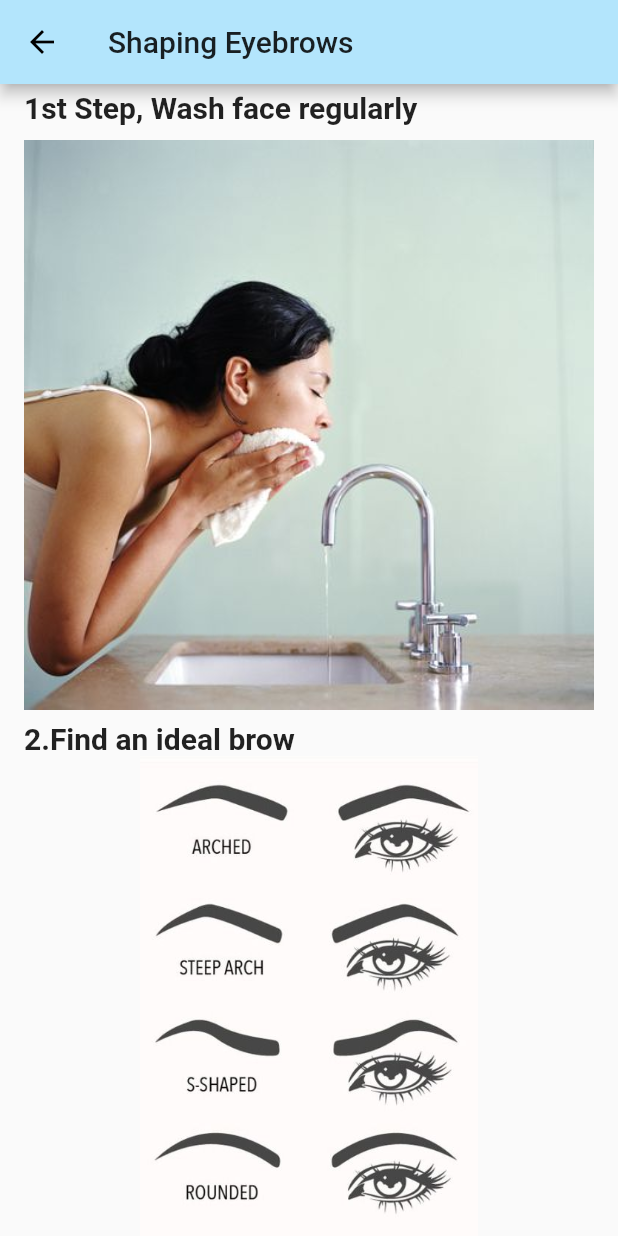
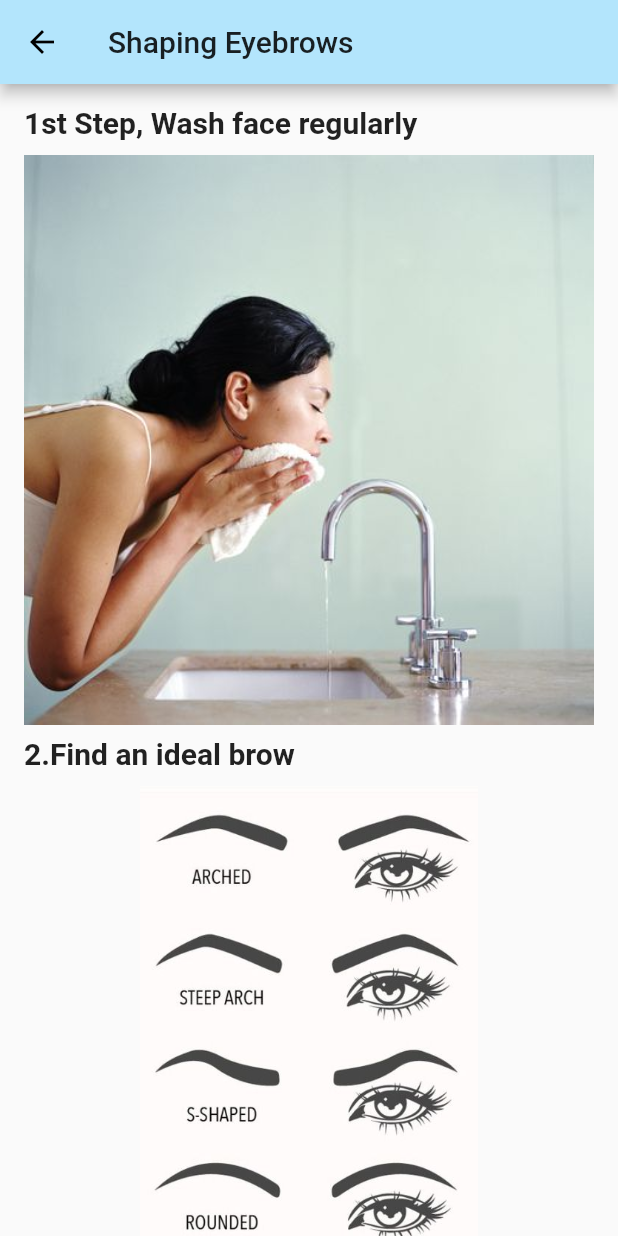
Before and after one commit to JosephineAkello/makeupBuddy, a Flutter app: the EyebrowShape screen opened directly, on a phone screen of 412 x 824 dp. Run offline on Flutter 3.47's test engine with Material 2 defaults, Android fonts, the light colour scheme and no system bars.

Commit message:
modify padding and fonts

```diff
--- a/lib/morescreens/eyebrowshape.dart
+++ b/lib/morescreens/eyebrowshape.dart
@@ -9,10 +9,14 @@ class EyebrowShape extends StatelessWidget {
       body: ListView(
         children: <Widget>[
           ListTile(
-            title: Text(
+            title:
+              Padding(
+                padding: EdgeInsets.only(top: 10.0),
+             child:Text(
               '1st Step, Wash face regularly',
               style: TextStyle(fontSize: 20.0, fontWeight: FontWeight.bold),
             ),
+             ),
             subtitle: Padding(
               padding: EdgeInsets.only(top: 10.0),
               child: Image.asset('assets/washface.jpg'),
@@ -23,10 +27,15 @@ class EyebrowShape extends StatelessWidget {
               '2.Find an ideal brow',
               style: TextStyle(fontSize: 20.0, fontWeight: FontWeight.bold),
             ),
-            subtitle: Image.asset(
-              'assets/eyebrowshapes.jpg',
-              height: 400.0,
-            ),
+            subtitle: Column(children: [
+              Padding(
+                padding: EdgeInsets.only(top: 10.0),
+              ),
+              Image.asset(
+                'assets/eyebrowshapes.jpg',
+                height: 400.0,
+              ),
+            ]),
           ),
           ListTile(
             title: Text(
@@ -38,6 +47,9 @@ class EyebrowShape extends StatelessWidget {
                 padding: EdgeInsets.only(top: 10.0),
               ),
               Image.asset('assets/faceshapes.jpg'),
+              SizedBox(
+                height: 10.0,
+              ),
               Text(
                   'Here is a list of what you should consider before shaping your eyebrows tp suit your taste:'),
               Text('Oval    : soft angled eyebrowshape\n'),
@@ -61,7 +73,13 @@ class EyebrowShape extends StatelessWidget {
             ),
             subtitle: Column(
               children: [
+                Padding(
+                  padding: EdgeInsets.only(top: 10.0),
+                ),
                 Image.asset('assets/outline.jpeg'),
+                SizedBox(
+                  height: 10.0,
+                ),
                 Text(
                     'Using an  eyepencil, draw the bottom part of your brows, then draw the top of your eyebrows to suit your desired shape')
               ],
@@ -73,8 +91,14 @@ class EyebrowShape extends StatelessWidget {
                 style: TextStyle(fontSize: 20.0, fontWeight: FontWeight.bold),
               ),
               subtitle: Column(
-                children: <Widget>[
-                  Image.asset(' assets/filleye.jpeg'),
+                children: [
+                  Padding(
+                    padding: EdgeInsets.only(top: 10.0),
+                  ),
+                  Image.asset('assets/filleye.jpeg'),
+                  SizedBox(
+                    height: 10.0,
+                  ),
                   Text(
                       'Fill in the outlined brow with eyepencil using your desired color'),
                 ],
@@ -86,7 +110,13 @@ class EyebrowShape extends StatelessWidget {
             ),
             subtitle: Column(
               children: [
-                Image.asset('assets/eyebrows.jpg'),
+                Padding(
+                  padding: EdgeInsets.only(top: 10.0),
+                ),
+                Image.asset('assets/eyebrowfinal.jpg'),
+                SizedBox(
+                  height: 10.0,
+                ),
                 Text(
                     'The above shows the final look on the steps it takes to reach the desired shape')
               ],
@@ -94,14 +124,23 @@ class EyebrowShape extends StatelessWidget {
           ),
           ListTile(
               title: Text(
-                '7. Maintain the brows by plucking regularly ',
+                '8. Maintain the brows by plucking regularly ',
                 style: TextStyle(fontSize: 20.0, fontWeight: FontWeight.bold),
               ),
               subtitle: Column(
-                children: <Widget>[
+                children: [
+                  Padding(
+                    padding: EdgeInsets.only(top: 10.0),
+                  ),
                   Image.asset('assets/plucking.jpg'),
+                  SizedBox(
+                    height: 10.0,
+                  ),
                   Text(
-                      'Maintain plucking your eyebrows regularly to achieve a less bushy eyebrows with your desired shape, do not overpluck')
+                      'Maintain plucking your eyebrows regularly to achieve a less bushy eyebrows with your desired shape, do not overpluck'),
+                  SizedBox(
+                    height: 10.0,
+                  ),
                 ],
               ))
         ],
```
